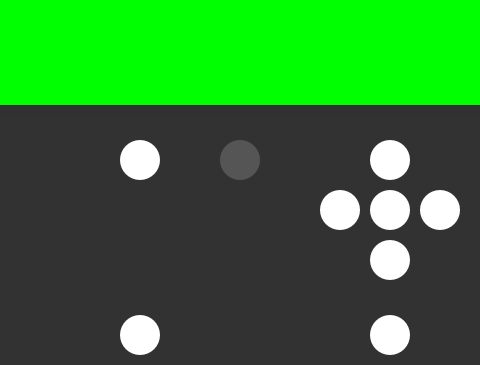
First picture: the form in HeartWave/mainwindow.ui, repository Kxushik/HeartWave, before the edit; both pictures show x 110 to 590 and y 385 to 750 of the 1000 by 750 pixel window.
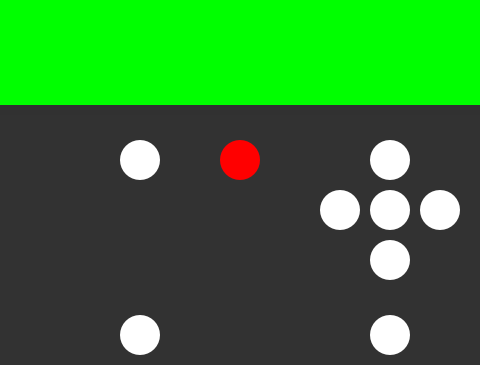
Second picture: the form after the edit. Icons and pictures are not drawn. Custom widgets are drawn as their Qt base class.

Commit message: added heart button functionality

The edit to the form file:
```diff
--- a/HeartWave/mainwindow.ui
+++ b/HeartWave/mainwindow.ui
@@ -827,11 +827,9 @@
        </size>
       </property>
       <property name="styleSheet">
-       <string notr="true">QPushButton {
-image: url(:/buttons/iconHeartRate.svg);
-background-color: #565556;
-border-radius: 20px;
-}</string>
+       <string notr="true">image: url(:/buttons/iconHeartRate.svg);
+background-color:rgb(255,0,0);
+border-radius: 20px;</string>
       </property>
       <property name="text">
        <string/>
```
The commit also changes 1 other file.
